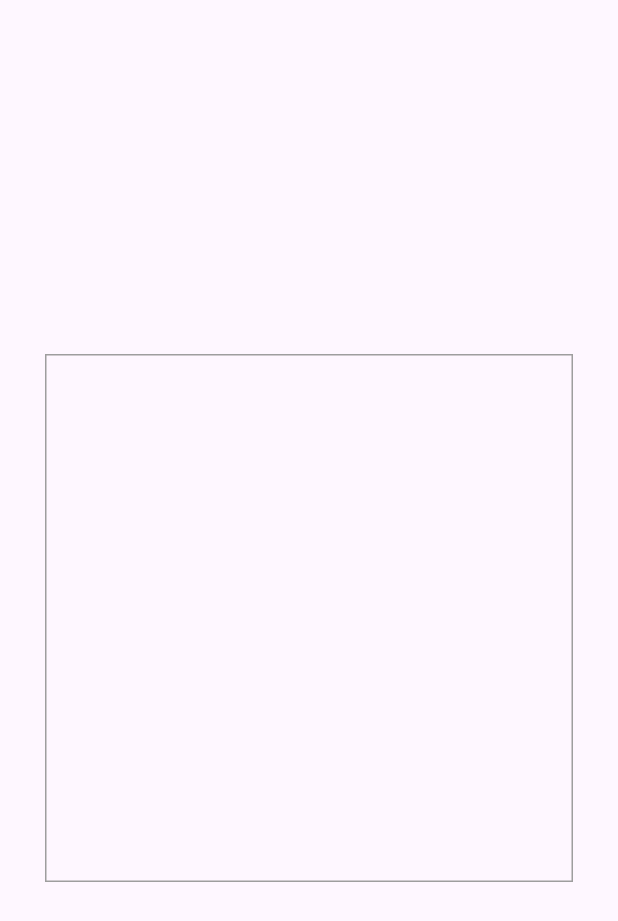
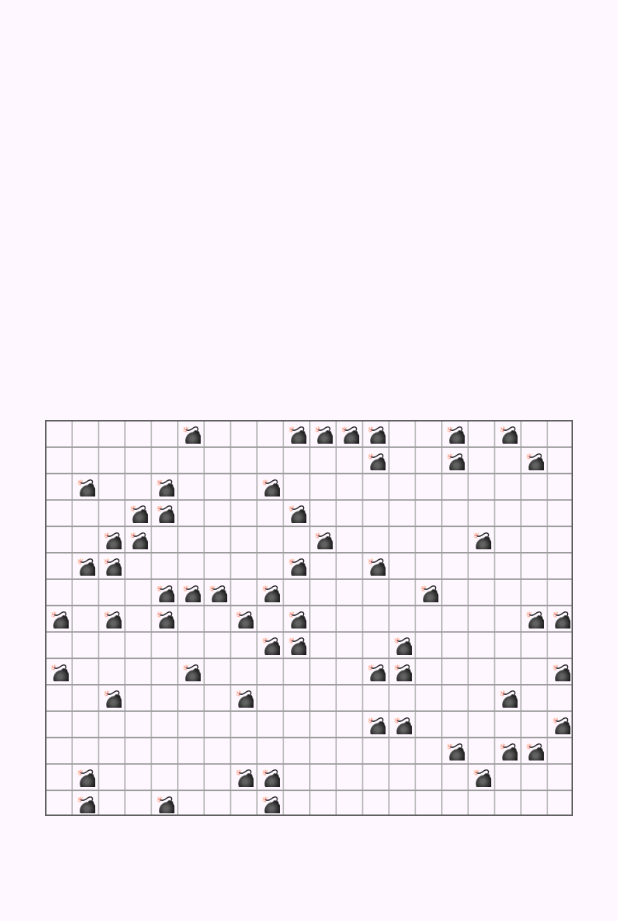
Before and after one commit to SaloRB/minesweeper, a Flutter app: the screen it shows after launch, on a phone screen of 412 x 824 dp. Shown: the top 921 px of the screen. Run offline on Flutter 3.47's test engine with Material 3 defaults, Android fonts, the phone set to English and light mode, and no system bars; our stand-ins replace equatable.

Commit message:
Implement game board logic with Minesweeper engine and coordinate handling

```diff
--- a/lib/game_board_builder.dart
+++ b/lib/game_board_builder.dart
@@ -1,4 +1,6 @@
 import 'dart:ui';
+
+import 'package:equatable/equatable.dart';
 
 import 'position.dart';
 
@@ -6,10 +8,14 @@ class GameBoardBuilder {
   GameBoardBuilder({
     required this.constraints,
     required this.squareSize,
+    required this.rows,
+    required this.columns,
   });
 
   final Size constraints;
   final double squareSize;
+  final int rows;
+  final int columns;
 
   Position leftBorderPosition() => Position(
     left: -1,
@@ -34,4 +40,54 @@ class GameBoardBuilder {
     height: 2,
     width: constraints.width,
   );
+
+  /// Draws the right boundary for the given column index, This means that when
+  /// [columnIndex] is zero, this function draws the left-most line.
+  /// [columnIndex] equals [columns], it draws a line which is covered by the
+  /// right-most game board border.
+  Position verticalLinePosition(int columnIndex) => Position(
+    width: 1,
+    height: constraints.height,
+    left: (columnIndex + 1) * squareSize,
+  );
+
+  /// Draws the horizontal line for the given row index. This means that when
+  /// [rowIndex] is zero, this function draws the top-most line. When
+  /// [rowIndex] equals [rows], it draws a line which is covered by the bottom
+  /// game board border.
+  Position horizontalLinePosition(int rowIndex) => Position(
+    height: 1,
+    width: constraints.width,
+    top: (rowIndex + 1) * squareSize,
+  );
+
+  Position getCoordsContentsPosition(Coords coords) => Position(
+    width: squareSize * 0.8,
+    height: squareSize * 0.8,
+    left: squareSize * coords.column + squareSize * 0.1,
+    top: squareSize * coords.row + squareSize * 0.1,
+  );
+
+  Coords getRowColumnForCoordinates(Offset position) {
+    return Coords(
+      column: (position.dx / squareSize).ceil(),
+      row: (position.dy / squareSize).ceil(),
+    );
+  }
 }
+
+class Coords extends Equatable {
+  const Coords({
+    required this.row,
+    required this.column,
+  });
+
+  final int row;
+  final int column;
+
+  @override
+  String toString() => 'Coords(row: $row, column: $column)';
+
+  @override
+  List<Object?> get props => [row, column];
+}
--- a/lib/main.dart
+++ b/lib/main.dart
@@ -2,6 +2,7 @@ import 'dart:math';
 
 import 'package:flutter/material.dart';
 import 'package:minesweeper/game_board_builder.dart';
+import 'package:minesweeper/minesweeper_engine.dart';
 
 void main() {
   runApp(const MainApp());
@@ -19,8 +20,8 @@ class MainApp extends StatelessWidget {
           padding: EdgeInsets.all(30.0),
           child: Center(
             child: GameBoard(
-              rows: 50,
-              columns: 50,
+              rows: 15,
+              columns: 20,
             ),
           ),
         ),
@@ -49,6 +50,8 @@ class GameBoard extends StatelessWidget {
             squareSize * columns,
             squareSize * rows,
           ),
+          rows: rows,
+          columns: columns,
         );
 
         return Center(
@@ -72,11 +75,72 @@ class _GameBoardInner extends StatefulWidget {
 }
 
 class _GameBoardInnerState extends State<_GameBoardInner> {
+  late final MinesweeperEngine engine;
+
+  @override
+  void initState() {
+    super.initState();
+
+    engine = MinesweeperEngine(
+      rows: widget.builder.rows,
+      columns: widget.builder.columns,
+      difficulty: Difficulty.medium,
+    );
+  }
+
   @override
   Widget build(BuildContext context) {
-    return Stack(
-      children: [...borderWidgets()],
+    return GestureDetector(
+      behavior: HitTestBehavior.opaque,
+      onTapUp: (details) {
+        final coords = widget.builder.getRowColumnForCoordinates(
+          details.localPosition,
+        );
+
+        print(coords);
+      },
+
+      child: Stack(
+        children: [
+          ...verticalLines(),
+          ...horizontalLines(),
+          ...borderWidgets(),
+          ...drawMines(),
+        ],
+      ),
     );
+  }
+
+  Iterable<Widget> drawMines() sync* {
+    for (final coords in engine.mineLocations) {
+      yield widget.builder
+          .getCoordsContentsPosition(coords)
+          .toWidget(Center(child: Text('💣')));
+    }
+  }
+
+  Iterable<Widget> verticalLines() sync* {
+    for (var i = 0; i < widget.builder.columns; i++) {
+      yield widget.builder
+          .verticalLinePosition(i)
+          .toWidget(
+            Container(
+              color: Colors.grey[400],
+            ),
+          );
+    }
+  }
+
+  Iterable<Widget> horizontalLines() sync* {
+    for (var i = 0; i < widget.builder.rows; i++) {
+      yield widget.builder
+          .horizontalLinePosition(i)
+          .toWidget(
+            Container(
+              color: Colors.grey,
+            ),
+          );
+    }
   }
 
   List<Widget> borderWidgets() {
@@ -84,28 +148,28 @@ class _GameBoardInnerState extends State<_GameBoardInner> {
       // Left border
       widget.builder.leftBorderPosition().toWidget(
         Container(
-          color: Colors.grey,
+          color: Colors.grey[700],
         ),
       ),
 
       // Top border
       widget.builder.topBorderPosition().toWidget(
         Container(
-          color: Colors.grey,
+          color: Colors.grey[700],
         ),
       ),
 
       // Bottom border
       widget.builder.bottomBorderPosition().toWidget(
         Container(
-          color: Colors.grey,
+          color: Colors.grey[700],
         ),
       ),
 
       // Right border
       widget.builder.rightBorderPosition().toWidget(
         Container(
-          color: Colors.grey,
+          color: Colors.grey[700],
         ),
       ),
     ];
--- /dev/null
+++ b/lib/minesweeper_engine.dart
@@ -0,0 +1,44 @@
+import 'package:flutter/widgets.dart';
+import 'package:minesweeper/game_board_builder.dart';
+
+enum Difficulty {
+  easy,
+  medium,
+  hard,
+}
+
+class MinesweeperEngine extends ChangeNotifier {
+  MinesweeperEngine({
+    required this.rows,
+    required this.columns,
+    required this.difficulty,
+  }) {
+    _seedMines();
+  }
+
+  final int rows;
+  final int columns;
+  final Difficulty difficulty;
+
+  final mineLocations = <Coords>{};
+
+  void _seedMines() {
+    final numSquares = rows * columns;
+    final int numMines = switch (difficulty) {
+      Difficulty.easy => (numSquares * 0.1).floor(),
+      Difficulty.medium => (numSquares * 0.20).round(),
+      Difficulty.hard => (numSquares * 0.30).round(),
+    };
+
+    final coordsToHoldMines = allCoords.toList()..shuffle();
+    mineLocations.addAll(coordsToHoldMines.sublist(0, numMines));
+  }
+
+  Iterable<Coords> get allCoords sync* {
+    for (int row = 0; row < rows; row++) {
+      for (int column = 0; column < columns; column++) {
+        yield Coords(row: row, column: column);
+      }
+    }
+  }
+}
--- a/pubspec.yaml
+++ b/pubspec.yaml
@@ -9,6 +9,7 @@ environment:
 dependencies:
   flutter:
     sdk: flutter
+  equatable: ^2.0.7
 
 dev_dependencies:
   flutter_test:
```
Also changed, not shown: pubspec.lock.
